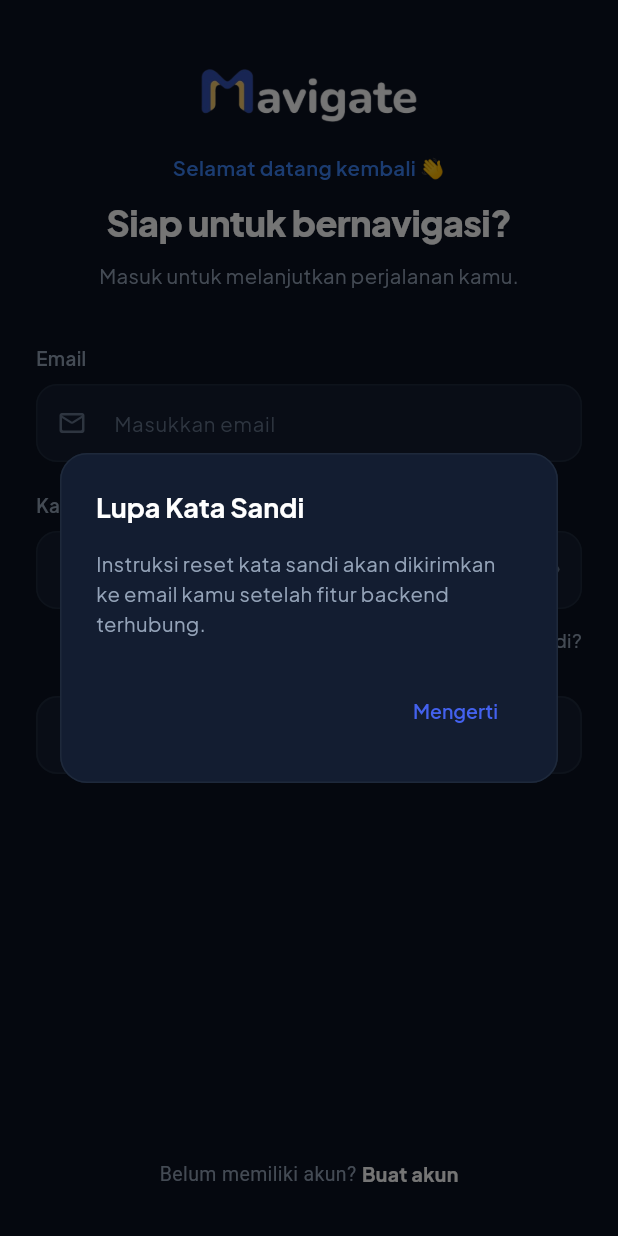
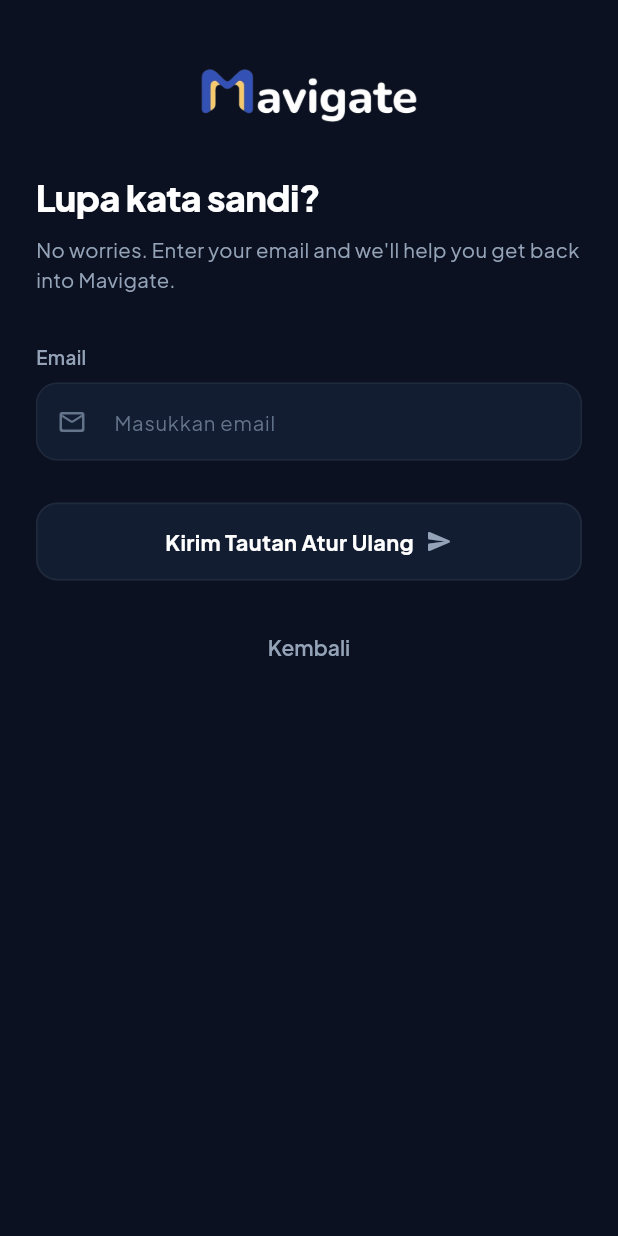
Before and after one commit to sugmamewingss/mavigate, a Flutter app: the LoginScreen screen opened directly, after a tap on "Lupa kata sandi?", on a phone screen of 412 x 824 dp. Run offline on Flutter 3.47's test engine with Material 3 defaults, Android fonts, the phone set to English and light mode, and no system bars; our stand-ins replace google_fonts.

Commit message:
feat: add forgot password screen and refine achiever journey card with pose 15 mascot

```diff
--- /dev/null
+++ b/lib/screens/auth/forgot_password_screen.dart
@@ -0,0 +1,225 @@
+import 'package:flutter/material.dart';
+import '../../core/theme/app_colors.dart';
+import '../../widgets/common/mavigate_logo.dart';
+
+class ForgotPasswordScreen extends StatefulWidget {
+  const ForgotPasswordScreen({super.key});
+
+  @override
+  State<ForgotPasswordScreen> createState() => _ForgotPasswordScreenState();
+}
+
+class _ForgotPasswordScreenState extends State<ForgotPasswordScreen> {
+  final TextEditingController _emailController = TextEditingController();
+
+  @override
+  void dispose() {
+    _emailController.dispose();
+    super.dispose();
+  }
+
+  void _handleSendResetLink() {
+    final email = _emailController.text.trim();
+    if (email.isEmpty) {
+      ScaffoldMessenger.of(context).showSnackBar(
+        SnackBar(
+          content: const Text('Silakan masukkan alamat email kamu!'),
+          backgroundColor: const Color(0xFFEF4444),
+          behavior: SnackBarBehavior.floating,
+          shape: RoundedRectangleBorder(borderRadius: BorderRadius.circular(10)),
+        ),
+      );
+      return;
+    }
+
+    ScaffoldMessenger.of(context).showSnackBar(
+      SnackBar(
+        content: Text('Tautan atur ulang kata sandi telah dikirim ke $email ✉️'),
+        backgroundColor: const Color(0xFF10B981),
+        behavior: SnackBarBehavior.floating,
+        shape: RoundedRectangleBorder(borderRadius: BorderRadius.circular(10)),
+      ),
+    );
+
+    Navigator.of(context).pop();
+  }
+
+  @override
+  Widget build(BuildContext context) {
+    return Scaffold(
+      backgroundColor: AppColors.backgroundDark,
+      body: SafeArea(
+        child: Center(
+          child: ConstrainedBox(
+            constraints: const BoxConstraints(maxWidth: 440),
+            child: Padding(
+              padding: const EdgeInsets.symmetric(horizontal: 24.0, vertical: 20.0),
+              child: Column(
+                children: [
+                  Expanded(
+                    child: SingleChildScrollView(
+                      physics: const BouncingScrollPhysics(),
+                      child: Column(
+                        crossAxisAlignment: CrossAxisAlignment.start,
+                        children: [
+                          const SizedBox(height: 24),
+
+                          // Top Centered Mavigate Logo
+                          const Center(
+                            child: MavigateLogo(height: 38),
+                          ),
+
+                          const SizedBox(height: 32),
+
+                          // Headline "Lupa kata sandi?"
+                          const Text(
+                            'Lupa kata sandi?',
+                            style: TextStyle(
+                              fontSize: 24,
+                              fontWeight: FontWeight.w800,
+                              color: Colors.white,
+                              letterSpacing: -0.4,
+                            ),
+                          ),
+
+                          const SizedBox(height: 8),
+
+                          // Subtitle
+                          const Text(
+                            'No worries. Enter your email and we\'ll help you get back into Mavigate.',
+                            style: TextStyle(
+                              fontSize: 13.5,
+                              fontWeight: FontWeight.w400,
+                              color: AppColors.textSecondaryDark,
+                              height: 1.45,
+                            ),
+                          ),
+
+                          const SizedBox(height: 32),
+
+                          // Field: Email
+                          const Text(
+                            'Email',
+                            style: TextStyle(
+                              fontSize: 12.5,
+                              fontWeight: FontWeight.w600,
+                              color: Color(0xFF94A3B8),
+                            ),
+                          ),
+                          const SizedBox(height: 8),
+                          TextField(
+                            controller: _emailController,
+                            keyboardType: TextInputType.emailAddress,
+                            style: const TextStyle(
+                              color: Colors.white,
+                              fontSize: 14.5,
+                            ),
+                            decoration: InputDecoration(
+                              hintText: 'Masukkan email',
+                              hintStyle: const TextStyle(
+                                color: Color(0xFF64748B),
+                                fontSize: 13.5,
+                              ),
+                              prefixIcon: const Icon(
+                                Icons.mail_outline_rounded,
+                                color: Color(0xFF64748B),
+                                size: 20,
+                              ),
+                              fillColor: AppColors.surfaceDark,
+                              filled: true,
+                              contentPadding: const EdgeInsets.symmetric(
+                                horizontal: 16,
+                                vertical: 15,
+                              ),
+                              border: OutlineInputBorder(
+                                borderRadius: BorderRadius.circular(14),
+                                borderSide: const BorderSide(color: Color(0xFF1E293B)),
+                              ),
+                              enabledBorder: OutlineInputBorder(
+                                borderRadius: BorderRadius.circular(14),
+                                borderSide: const BorderSide(color: Color(0xFF1E293B)),
+                              ),
+                              focusedBorder: OutlineInputBorder(
+                                borderRadius: BorderRadius.circular(14),
+                                borderSide: const BorderSide(
+                                  color: AppColors.electricBlue,
+                                  width: 1.5,
+                                ),
+                              ),
+                            ),
+                          ),
+
+                          const SizedBox(height: 28),
+
+                          // Button: "Kirim Tautan Atur Ulang ✈️"
+                          SizedBox(
+                            width: double.infinity,
+                            height: 52,
+                            child: ElevatedButton(
+                              onPressed: _handleSendResetLink,
+                              style: ElevatedButton.styleFrom(
+                                backgroundColor: AppColors.surfaceDark,
+                                foregroundColor: Colors.white,
+                                elevation: 0,
+                                shape: RoundedRectangleBorder(
+                                  borderRadius: BorderRadius.circular(14),
+                                  side: const BorderSide(
+                                    color: Color(0xFF1E293B),
+                                    width: 1.2,
+                                  ),
+                                ),
+                              ),
+                              child: const Row(
+                                mainAxisAlignment: MainAxisAlignment.center,
+                                mainAxisSize: MainAxisSize.min,
+                                children: [
+                                  Flexible(
+                                    child: Text(
+                                      'Kirim Tautan Atur Ulang',
+                                      style: TextStyle(
+                                        fontSize: 14.5,
+                                        fontWeight: FontWeight.w700,
+                                      ),
+                                      overflow: TextOverflow.ellipsis,
+                                    ),
+                                  ),
+                                  SizedBox(width: 8),
+                                  Icon(Icons.send_rounded, size: 18, color: Color(0xFF94A3B8)),
+                                ],
+                              ),
+                            ),
+                          ),
+
+                          const SizedBox(height: 20),
+
+                          // "Kembali" Button
+                          Center(
+                            child: TextButton(
+                              onPressed: () => Navigator.of(context).pop(),
+                              style: TextButton.styleFrom(
+                                foregroundColor: AppColors.textSecondaryDark,
+                                padding: const EdgeInsets.symmetric(horizontal: 16, vertical: 8),
+                              ),
+                              child: const Text(
+                                'Kembali',
+                                style: TextStyle(
+                                  fontSize: 14,
+                                  fontWeight: FontWeight.w600,
+                                  color: AppColors.textSecondaryDark,
+                                ),
+                              ),
+                            ),
+                          ),
+                        ],
+                      ),
+                    ),
+                  ),
+                ],
+              ),
+            ),
+          ),
+        ),
+      ),
+    );
+  }
+}
--- a/lib/screens/auth/login_screen.dart
+++ b/lib/screens/auth/login_screen.dart
@@ -2,6 +2,7 @@ import 'package:flutter/material.dart';
 import '../../core/theme/app_colors.dart';
 import '../../widgets/common/mavigate_logo.dart';
 import '../home/home_screen.dart';
+import 'forgot_password_screen.dart';
 import 'register_screen.dart';
 
 class LoginScreen extends StatefulWidget {
@@ -48,28 +49,9 @@ class _LoginScreenState extends State<LoginScreen> {
   }
 
   void _handleForgotPassword() {
-    showDialog(
-      context: context,
-      builder: (context) => AlertDialog(
-        backgroundColor: AppColors.surfaceDark,
-        shape: RoundedRectangleBorder(
-          borderRadius: BorderRadius.circular(18),
-          side: const BorderSide(color: AppColors.borderDark),
-        ),
-        title: const Text(
-          'Lupa Kata Sandi',
-          style: TextStyle(color: Colors.white, fontWeight: FontWeight.w700),
-        ),
-        content: const Text(
-          'Instruksi reset kata sandi akan dikirimkan ke email kamu setelah fitur backend terhubung.',
-          style: TextStyle(color: AppColors.textSecondaryDark, fontSize: 13.5),
-        ),
-        actions: [
-          TextButton(
-            onPressed: () => Navigator.of(context).pop(),
-            child: const Text('Mengerti', style: TextStyle(color: AppColors.electricBlue)),
-          ),
-        ],
+    Navigator.of(context).push(
+      MaterialPageRoute(
+        builder: (context) => const ForgotPasswordScreen(),
       ),
     );
   }
--- a/lib/widgets/cards/achiever_journey_card.dart
+++ b/lib/widgets/cards/achiever_journey_card.dart
@@ -34,15 +34,15 @@ class AchieverJourneyCard extends StatelessWidget {
       child: Column(
         crossAxisAlignment: CrossAxisAlignment.start,
         children: [
-          // Top Row: Trophy Badge & Mascot (Pose 15.png)
+          // Top Section with Trophy and Mascot (Pose 15.png)
           Row(
             mainAxisAlignment: MainAxisAlignment.spaceBetween,
             crossAxisAlignment: CrossAxisAlignment.start,
             children: [
               // Trophy Circle Icon
               Container(
-                width: 42,
-                height: 42,
+                width: 44,
+                height: 44,
                 decoration: const BoxDecoration(
                   color: Color(0xFF38202A),
                   shape: BoxShape.circle,
@@ -51,15 +51,15 @@ class AchieverJourneyCard extends StatelessWidget {
                   child: Icon(
                     Icons.emoji_events_rounded,
                     color: Color(0xFFF87171),
-                    size: 22,
+                    size: 24,
                   ),
                 ),
               ),
 
-              // Mascot Owl (Pose 15.png)
+              // Owl Mascot (Pose 15.png)
               SizedBox(
-                width: 82,
-                height: 75,
+                width: 92,
+                height: 84,
                 child: Image.asset(
                   'assets/images/Pose 15.png',
                   fit: BoxFit.contain,
@@ -67,7 +67,7 @@ class AchieverJourneyCard extends StatelessWidget {
                     return const Center(
                       child: Icon(
                         Icons.school_rounded,
-                        size: 48,
+                        size: 52,
                         color: AppColors.electricBlue,
                       ),
                     );
@@ -77,13 +77,13 @@ class AchieverJourneyCard extends StatelessWidget {
             ],
           ),
 
-          const SizedBox(height: 12),
+          const SizedBox(height: 10),
 
-          // Title
+          // Title "Achiever Journey"
           Text(
             title,
             style: const TextStyle(
-              fontSize: 17,
+              fontSize: 18,
               fontWeight: FontWeight.w800,
               color: Colors.white,
               letterSpacing: -0.3,
```
Also changed, not shown: 1 other file.
